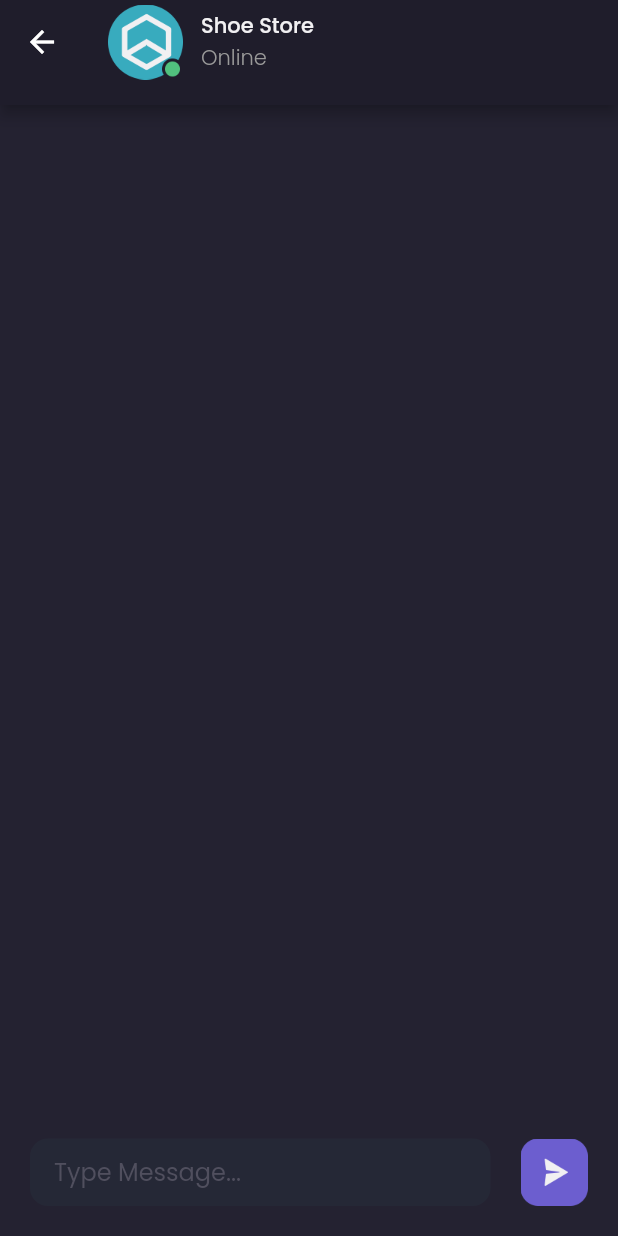
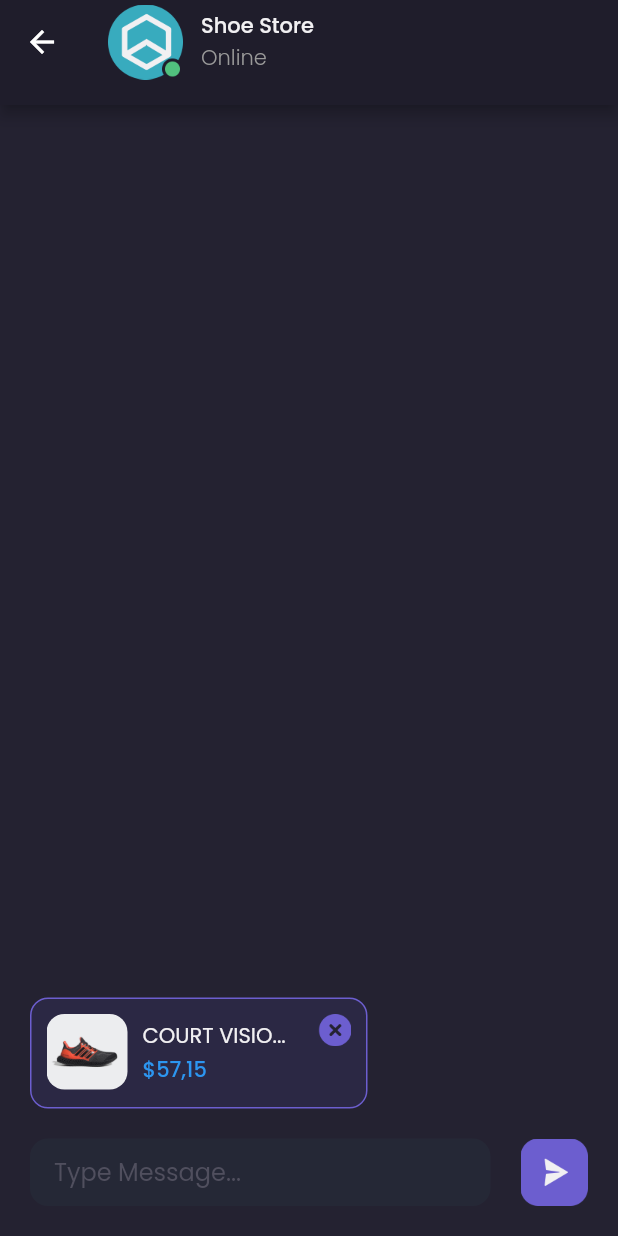
Before and after one commit to fathurzoy/shamo, a Flutter app: the DetailChatPage screen opened by its route, on a phone screen of 412 x 824 dp. Run offline on Flutter 3.47's test engine with Material 2 defaults, Android fonts, the phone set to English and light mode, and no system bars; our stand-ins replace google_fonts.

Commit message:
Detail Chat Page Bagian Input 2

```diff
--- a/lib/pages/detail_chat_page.dart
+++ b/lib/pages/detail_chat_page.dart
@@ -43,10 +43,72 @@ class DetailChatPage extends StatelessWidget {
       );
     }
 
+    Widget productPreview() {
+      return Container(
+        width: 225,
+        height: 74,
+        margin: EdgeInsets.only(bottom: 20),
+        padding: EdgeInsets.all(10),
+        decoration: BoxDecoration(
+          color: backgroundColor5,
+          borderRadius: BorderRadius.circular(12),
+          border: Border.all(
+            color: primaryColor,
+          ),
+        ),
+        child: Row(
+          crossAxisAlignment: CrossAxisAlignment.start,
+          children: [
+            ClipRRect(
+              borderRadius: BorderRadius.circular(12),
+              child: Image.asset(
+                'assets/image_shoes.png',
+                width: 54,
+              ),
+            ),
+            SizedBox(
+              width: 10,
+            ),
+            Expanded(
+              child: Column(
+                crossAxisAlignment: CrossAxisAlignment.start,
+                mainAxisAlignment: MainAxisAlignment.center,
+                children: [
+                  Text(
+                    "COURT VISIO...",
+                    style: primaryTextStyle,
+                    overflow: TextOverflow.ellipsis,
+                  ),
+                  SizedBox(
+                    height: 2,
+                  ),
+                  Text(
+                    "\$57,15",
+                    style: priceTextStyle.copyWith(
+                      fontWeight: medium,
+                    ),
+                  ),
+                ],
+              ),
+            ),
+            Image.asset(
+              "assets/button_close.png",
+              width: 22,
+            ),
+          ],
+        ),
+      );
+    }
+
     Widget chatInput() {
       return Container(
         margin: EdgeInsets.all(20),
-        child: Row(
+        child: Column(
+          mainAxisSize: MainAxisSize.min,
+          crossAxisAlignment: CrossAxisAlignment.start,
+          children: [
+            productPreview(),
+            Row(
               children: [
                 Expanded(
                   child: Container(
@@ -77,6 +139,8 @@ class DetailChatPage extends StatelessWidget {
                 ),
               ],
             ),
+          ],
+        ),
       );
     }
 
```
Lines whose indentation alone changed are shown as unchanged.
